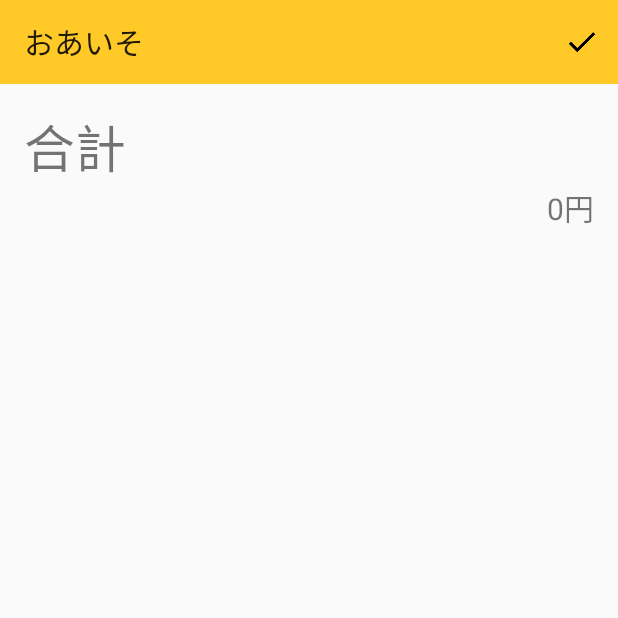
After one commit to tanjo/sushi-log, an Android app: the ResultActivity screen opened directly, with no data from a screen before it, on a phone screen of 412 x 824 dp, the top half of it. The commit adds this screen. Run offline under Robolectric (Android 15) with nearby library versions, the phone set to English and light mode, and no system bars; our stand-ins replace ButterKnife; Roboto replaces fonts that are not available here; 3 statements that could not run were skipped.

Commit message:
おあいそ

```diff
--- a/app/src/main/AndroidManifest.xml
+++ b/app/src/main/AndroidManifest.xml
@@ -31,6 +31,10 @@
             android:name=".SettingsActivity"
             android:label="@string/title_activity_settings" >
         </activity>
+        <activity
+            android:name=".ResultActivity"
+            android:label="@string/title_activity_result" >
+        </activity>
     </application>
 
 </manifest>
--- a/app/src/main/java/in/tanjo/sushi/MainActivity.java
+++ b/app/src/main/java/in/tanjo/sushi/MainActivity.java
@@ -84,10 +84,12 @@ public class MainActivity extends AppCompatActivity {
         break;
       case R.id.action_settings:
         snackbar("設定は開発中です");
-        // SettingsActivity.startActivity(this);
         break;
       case R.id.action_note_edit:
         EditNoteActivity.startActivityWithNoteObjectAndRequestCode(this, mNoteManager.getActiveNote());
+        break;
+      case R.id.action_oaiso:
+        ResultActivity.startActivityWithNoteObject(this, mNoteManager.getActiveNote());
         break;
       default:
         break;
--- /dev/null
+++ b/app/src/main/java/in/tanjo/sushi/ResultActivity.java
@@ -0,0 +1,68 @@
+package in.tanjo.sushi;
+
+import android.app.Activity;
+import android.content.Intent;
+import android.support.v7.app.AppCompatActivity;
+import android.os.Bundle;
+import android.support.v7.widget.Toolbar;
+import android.view.Menu;
+import android.view.MenuItem;
+import android.widget.TextView;
+
+import butterknife.Bind;
+import butterknife.ButterKnife;
+import in.tanjo.sushi.model.NoteModel;
+import in.tanjo.sushi.model.StoreModel;
+import in.tanjo.sushi.task.ResultCalcAsyncTask;
+
+public class ResultActivity extends AppCompatActivity {
+  public static final String INTENT_NOTE_OBJECT = "key_intent_note_object";
+
+  @Bind(R.id.result_activity_toolbar) Toolbar mToolbar;
+  @Bind(R.id.result_activity_sum_view) TextView mSumResultView;
+
+  private NoteModel mNoteModel;
+  private ResultCalcAsyncTask mResultCalcAsyncTask;
+
+  public static void startActivityWithNoteObject(Activity activity, NoteModel noteModel) {
+    Intent intent = new Intent(activity, ResultActivity.class);
+    intent.putExtra(INTENT_NOTE_OBJECT, noteModel);
+    activity.startActivity(intent);
+  }
+
+  @Override
+  protected void onCreate(Bundle savedInstanceState) {
+    super.onCreate(savedInstanceState);
+    setContentView(R.layout.activity_result);
+    ButterKnife.bind(this);
+    setSupportActionBar(mToolbar);
+    catchNoteModel();
+
+    mResultCalcAsyncTask = new ResultCalcAsyncTask(mSumResultView, mNoteModel);
+    mResultCalcAsyncTask.execute();
+  }
+
+  private void catchNoteModel() {
+    Intent intent = getIntent();
+    if (intent != null) {
+      mNoteModel = (NoteModel)intent.getSerializableExtra(INTENT_NOTE_OBJECT);
+    }
+  }
+
+
+  @Override
+  public boolean onCreateOptionsMenu(Menu menu) {
+    getMenuInflater().inflate(R.menu.add_sushi_menu, menu);
+    return true;
+  }
+
+  @Override
+  public boolean onOptionsItemSelected(MenuItem item) {
+    if (item.getItemId() == R.id.action_sushi_input_complete) {
+      mResultCalcAsyncTask.cancel(true);
+      finish();
+      return true;
+    }
+    return super.onOptionsItemSelected(item);
+  }
+}
--- /dev/null
+++ b/app/src/main/java/in/tanjo/sushi/task/ResultCalcAsyncTask.java
@@ -0,0 +1,45 @@
+package in.tanjo.sushi.task;
+
+import android.os.AsyncTask;
+import android.widget.TextView;
+
+import java.util.List;
+
+import in.tanjo.sushi.model.CountableSushiModel;
+import in.tanjo.sushi.model.NoteModel;
+import in.tanjo.sushi.model.SushiModel;
+
+public class ResultCalcAsyncTask extends AsyncTask<Void, Void, Void> {
+
+  private TextView mTextView;
+  private NoteModel mNoteModel;
+  private int mResult;
+
+  public ResultCalcAsyncTask(TextView textView, NoteModel noteModel) {
+    mTextView = textView;
+    mNoteModel = noteModel;
+    mResult = 0;
+  }
+
+  @Override
+  protected Void doInBackground(Void... params) {
+    List<CountableSushiModel> list = mNoteModel.getSushiModelList();
+    for (CountableSushiModel sushi: list) {
+      mResult += sushi.getPrice() * sushi.getCount();
+      publishProgress();
+    }
+    return null;
+  }
+
+  @Override
+  protected void onPostExecute(Void aVoid) {
+    super.onPostExecute(aVoid);
+    mTextView.setText(String.valueOf(mResult) + "円");
+  }
+
+  @Override
+  protected void onProgressUpdate(Void... values) {
+    super.onProgressUpdate(values);
+    mTextView.setText(String.valueOf(mResult) + "円");
+  }
+}
--- /dev/null
+++ b/app/src/main/res/layout/activity_result.xml
@@ -0,0 +1,39 @@
+<RelativeLayout xmlns:android="http://schemas.android.com/apk/res/android"
+                xmlns:tools="http://schemas.android.com/tools"
+                android:layout_width="match_parent"
+                android:layout_height="match_parent"
+                tools:context="in.tanjo.sushi.ResultActivity">
+
+    <android.support.v7.widget.Toolbar
+        android:id="@+id/result_activity_toolbar"
+        android:layout_width="match_parent"
+        android:layout_height="?attr/actionBarSize"
+        android:background="?attr/colorPrimary" />
+
+    <LinearLayout
+        android:layout_width="match_parent"
+        android:layout_height="match_parent"
+        android:layout_marginTop="?attr/actionBarSize"
+        android:orientation="vertical"
+        android:paddingBottom="@dimen/activity_vertical_margin"
+        android:paddingLeft="@dimen/activity_horizontal_margin"
+        android:paddingRight="@dimen/activity_horizontal_margin"
+        android:paddingTop="@dimen/activity_vertical_margin">
+
+        <TextView
+            android:layout_width="match_parent"
+            android:layout_height="wrap_content"
+            android:text="合計"
+            android:textSize="34sp" />
+
+        <TextView
+            android:id="@+id/result_activity_sum_view"
+            android:layout_width="match_parent"
+            android:layout_height="wrap_content"
+            android:gravity="end"
+            android:text="108円"
+            android:textSize="20sp" />
+
+    </LinearLayout>
+
+</RelativeLayout>
--- a/app/src/main/res/menu/main_menu.xml
+++ b/app/src/main/res/menu/main_menu.xml
@@ -25,6 +25,12 @@
                 android:orderInCategory="100"
                 android:title="メモの詳細設定"
                 app:showAsAction="never" />
+
+            <item
+                android:id="@+id/action_oaiso"
+                android:orderInCategory="100"
+                android:title="おあいそ"
+                app:showAsAction="never" />
         </menu>
 
     </item>
--- a/app/src/main/res/values/strings.xml
+++ b/app/src/main/res/values/strings.xml
@@ -15,5 +15,6 @@
     <string name="title_activity_edit_note">メモの詳細設定</string>
 
     <string name="hello_world">Hello world!</string>
+    <string name="title_activity_result">おあいそ</string>
 
 </resources>
```
Also changed, not shown: app/src/main/res/menu/result_menu.xml (added, +13 -0 lines).
